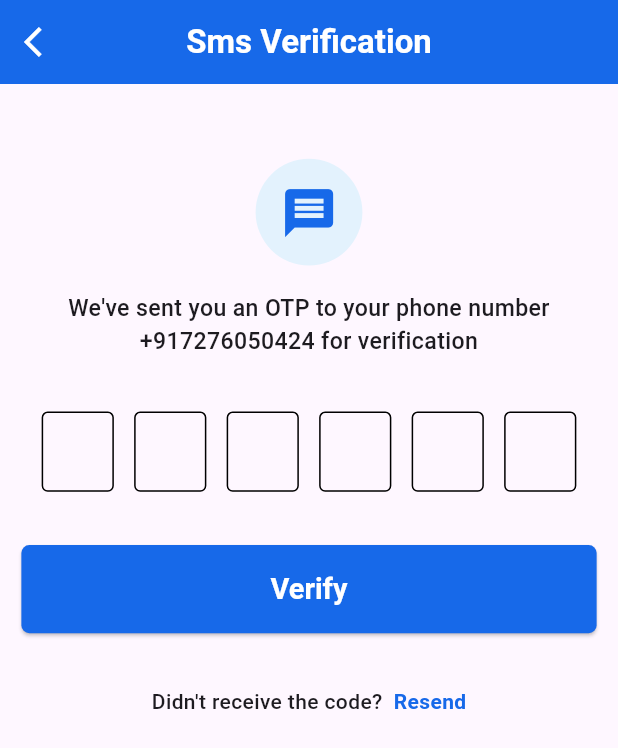
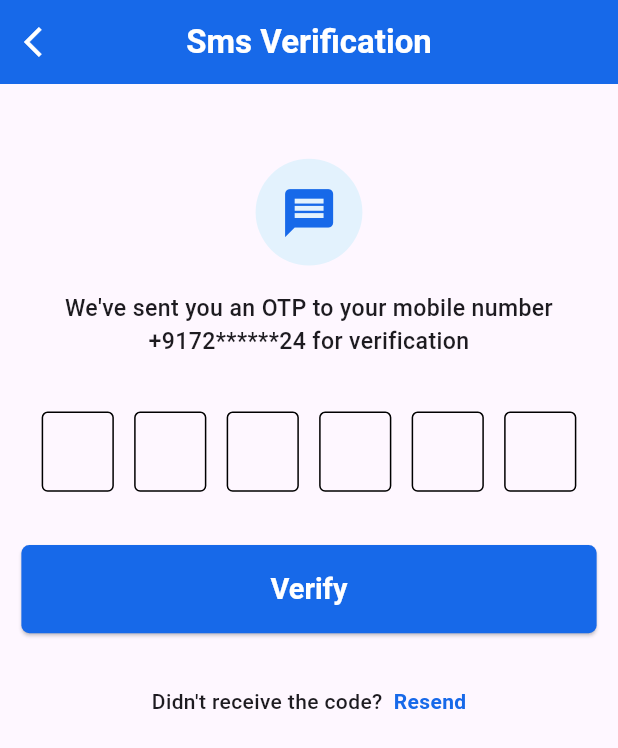
Before and after one commit to prajwalx7/Finovel-LMS, a Flutter app: the screen it shows after launch, after a tap on "Login", on a phone screen of 412 x 824 dp. Shown: the top 748 px of the screen. Run offline on Flutter 3.47's test engine with Material 3 defaults, Android fonts, the light colour scheme and no system bars; our stand-ins replace dotted_border, dropdown_button2, flutter_screenutil, flutter_svg, intl_phone_field, lottie.

Commit message:
color fixes

```diff
--- a/lib/main.dart
+++ b/lib/main.dart
@@ -43,6 +43,10 @@ class MyApp extends StatelessWidget {
       designSize: const Size(428, 926),
       builder: (context, _) {
         return MaterialApp(
+          theme: ThemeData(
+            textSelectionTheme: const TextSelectionThemeData(
+                selectionHandleColor: Colors.grey, selectionColor: Colors.grey),
+          ),
           debugShowCheckedModeBanner: false,
           initialRoute: '/loginscreen',
           routes: {
--- a/lib/screens/login_screen.dart
+++ b/lib/screens/login_screen.dart
@@ -18,14 +18,16 @@ class LoginScreen extends StatelessWidget {
               crossAxisAlignment: CrossAxisAlignment.center,
               children: [
                 SizedBox(height: 80.h),
-                CircleAvatar(
-                    radius: 60.r,
-                    backgroundColor: Colors.blue[50],
-                    child: Image.asset("assets/images/logo.png")),
+                Image.asset(
+                  "assets/images/logo.png",
+                  height: 140.h,
+                  width: 140.w,
+                ),
                 SizedBox(height: 25.h),
                 Text(
                   'Welcome back',
-                  style: TextStyle(fontSize: 26.sp, fontWeight: FontWeight.bold),
+                  style:
+                      TextStyle(fontSize: 26.sp, fontWeight: FontWeight.bold),
                 ),
                 SizedBox(height: 10.h),
                 Text(
@@ -34,8 +36,10 @@ class LoginScreen extends StatelessWidget {
                 ),
                 SizedBox(height: 50.h),
                 IntlPhoneField(
+                  cursorColor: const Color(0xFF1769E9),
                   decoration: InputDecoration(
-                    labelText: 'Enter your phone number',
+                    labelText: 'Enter your mobile number',
+                    labelStyle: const TextStyle(color: Colors.black54),
                     border: OutlineInputBorder(
                       borderRadius: BorderRadius.circular(8.r),
                     ),
--- a/lib/screens/referral_program_screen.dart
+++ b/lib/screens/referral_program_screen.dart
@@ -25,7 +25,7 @@ class ReferralProgramScreen extends StatelessWidget {
                   children: [
                     GestureDetector(
                       onTap: () {
-                        Navigator.pushNamed(context, '/smsscreen');
+                        Navigator.pushNamed(context, '/profile');
                       },
                       child: Padding(
                         padding: EdgeInsets.only(top: 10.0.w),
--- a/lib/screens/sms_screen.dart
+++ b/lib/screens/sms_screen.dart
@@ -40,9 +40,10 @@ class SmsScreen extends StatelessWidget {
                 ),
                 SizedBox(height: 20.h),
                 Text(
-                  "We've sent you an OTP to your phone number\n+917276050424 for verification",
+                  "We've sent you an OTP to your mobile number\n+9172******24 for verification",
                   textAlign: TextAlign.center,
-                  style: TextStyle(fontSize: 16.sp, fontWeight: FontWeight.w500),
+                  style:
+                      TextStyle(fontSize: 16.sp, fontWeight: FontWeight.w500),
                 ),
                 SizedBox(height: 40.h),
                 Row(
@@ -74,7 +75,7 @@ class SmsScreen extends StatelessWidget {
                 SizedBox(height: 40.h),
                 ElevatedButton(
                   onPressed: () {
-                    Navigator.pushNamed(context, '/referralscreen');
+                    Navigator.pushNamed(context, '/profile');
                   },
                   style: ElevatedButton.styleFrom(
                       textStyle: TextStyle(fontSize: 18.sp),
```
Also changed, not shown: lib/screens/profile.dart (+11 -1 lines).
